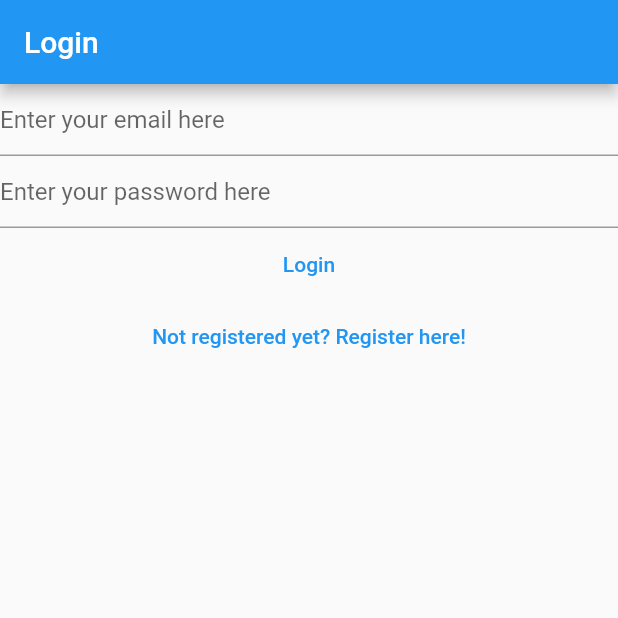
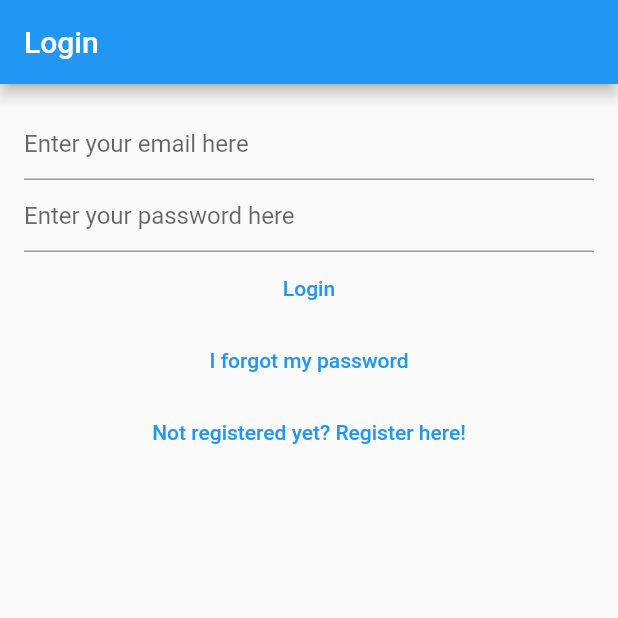
Before and after one commit to iamsachin22/notes, a Flutter app: the screen it shows after launch, on a phone screen of 412 x 824 dp, the top half of it. Run offline on Flutter 3.47's test engine with Material 2 defaults, Android fonts, the phone set to English and light mode, and no system bars; our stand-ins replace bloc, cloud_firestore, equatable, firebase_auth, firebase_core, flutter_bloc and 1 more; accounts and stored records are empty.

Commit message:
added block pattern for missing file

```diff
--- a/lib/main.dart
+++ b/lib/main.dart
@@ -6,6 +6,7 @@
 import 'package:notes/services/auth/bloc/auth_event.dart';
 import 'package:notes/services/auth/bloc/auth_state.dart';
 import 'package:notes/services/auth/firebase_auth_provider.dart';
+import 'package:notes/views/forgot_password_view.dart';
 import 'package:notes/views/login_view.dart';
 import 'package:notes/views/notes/create_Update_note_view.dart';
 import 'package:notes/views/notes/notes_view.dart';
@@ -41,7 +42,7 @@
     return BlocConsumer<AuthBloc, AuthState>(
       listener: (context, state) {
         if(state.isLoading){
-          LoadingScreen().show(context: context, text: state.loadingText ?? 'Please wait a moment');
+          LoadingScreen().show(context: context, text: state.loadingText ?? 'Please wait while Loading');
         }
         else{
           LoadingScreen().hide();
@@ -54,7 +55,11 @@
           return const VerifyEmailView();
         } else if (state is AuthStateLoggedOut) {
           return const LoginView();
-        } else if(state is AuthStateRegistering){
+        }
+        else if(state is AuthStateForgotPassword){
+          return const ForgotPasswordView();
+        }
+        else if(state is AuthStateRegistering){
           return const RegisterView();
         }
         else {
--- a/lib/services/auth/auth_providers.dart
+++ b/lib/services/auth/auth_providers.dart
@@ -15,5 +15,6 @@
 
   Future<void> logOut();
   Future<void> sendEmailVerification();
+  Future<void> sendPasswordReset({required String toEmail});
 
 }
--- a/lib/services/auth/auth_service.dart
+++ b/lib/services/auth/auth_service.dart
@@ -41,4 +41,9 @@
 
   @override
   Future<void> initialize() => provider.initialize();
+
+  @override
+  Future<void> sendPasswordReset({required String toEmail}) =>
+  provider.sendPasswordReset(toEmail: toEmail);
+
 }
--- a/lib/services/auth/bloc/auth_event.dart
+++ b/lib/services/auth/bloc/auth_event.dart
@@ -29,6 +29,11 @@
   const AuthEventShouldRegister();
 }
 
+class AuthEventForgotPassword extends AuthEvent{
+  final String? email;
+  const AuthEventForgotPassword({this.email});
+}
+
 class AuthEventLogOut extends AuthEvent {
   const AuthEventLogOut();
 }
--- a/lib/services/auth/bloc/auth_state.dart
+++ b/lib/services/auth/bloc/auth_state.dart
@@ -1,15 +1,13 @@
 import 'package:equatable/equatable.dart';
 import 'package:flutter/foundation.dart' show immutable;
-
 import '../auth_user.dart';
 
-@immutable
 abstract class AuthState {
   final bool isLoading;
   final String? loadingText;
   const AuthState({
   required this.isLoading,
-  this.loadingText = 'Please wait a moment',
+  this.loadingText = 'Please wait a moment Auth State',
   });
 }
 
@@ -25,6 +23,16 @@
     required this.exception,
     required isLoading
     }) : super(isLoading: isLoading);
+}
+class AuthStateForgotPassword extends AuthState{
+   final Exception? exception;
+  final bool hasSentEmail;
+  const AuthStateForgotPassword({
+    required this.exception,
+    required this.hasSentEmail,
+    required bool isLoading,
+    }) : super(isLoading: isLoading);
+
 }
 
 class AuthStateLoggedIn extends AuthState {
--- /dev/null
+++ b/lib/utilities/dialog/password_reset_email_sent_dialog.dart
@@ -0,0 +1,13 @@
+
+import 'package:flutter/material.dart';
+import 'package:notes/utilities/dialog/generic_dialog.dart';
+
+Future<void> showPasswordResetDialog(BuildContext context){
+ return showGenericDialog(context: context,
+ title: 'Password Reste',
+ content: 'We have now sent a password reset link. Please check you email',
+ optionsBuilder: () =>{
+   'OK':null,
+ },
+ );
+}
--- a/lib/views/login_view.dart
+++ b/lib/views/login_view.dart
@@ -1,7 +1,5 @@
 import 'package:flutter/material.dart';
 import 'package:flutter_bloc/flutter_bloc.dart';
-import 'package:notes/utilities/dialog/loading_dialog.dart';
-
 import '../services/auth/auth_exceptions.dart';
 import '../services/auth/bloc/auth_bloc.dart';
 import '../services/auth/bloc/auth_event.dart';
@@ -51,7 +49,9 @@
           appBar: AppBar(
             title: const Text('Login'),
           ),
-          body: Column(
+          body: Padding(
+            padding: const EdgeInsets.all(16.0),
+            child: Column(
               children: [
                 TextField(
                   controller: _email,
@@ -87,6 +87,14 @@
             TextButton(
               onPressed: () {
                 context.read<AuthBloc>().add(
+                  const AuthEventForgotPassword(),
+                );
+              },
+              child: const Text('I forgot my password'),
+            ),
+            TextButton(
+              onPressed: () {
+                context.read<AuthBloc>().add(
                   const AuthEventShouldRegister(),
                 );
               },
@@ -95,6 +103,7 @@
         ],
       ),
           ),
+      ),
     );
   }
 }
```
Also changed, not shown: lib/cloude/firebase_cloude_storage.dart (+8 -4 lines), lib/services/auth/bloc/auth_bloc.dart (+41 -0 lines), lib/services/auth/firebase_auth_provider.dart (+23 -0 lines), lib/views/forgot_password_view.dart (added, +88 -0 lines), lib/views/register_view.dart (+5 -3 lines), 1 other file. Lines whose indentation alone changed are shown as unchanged.
